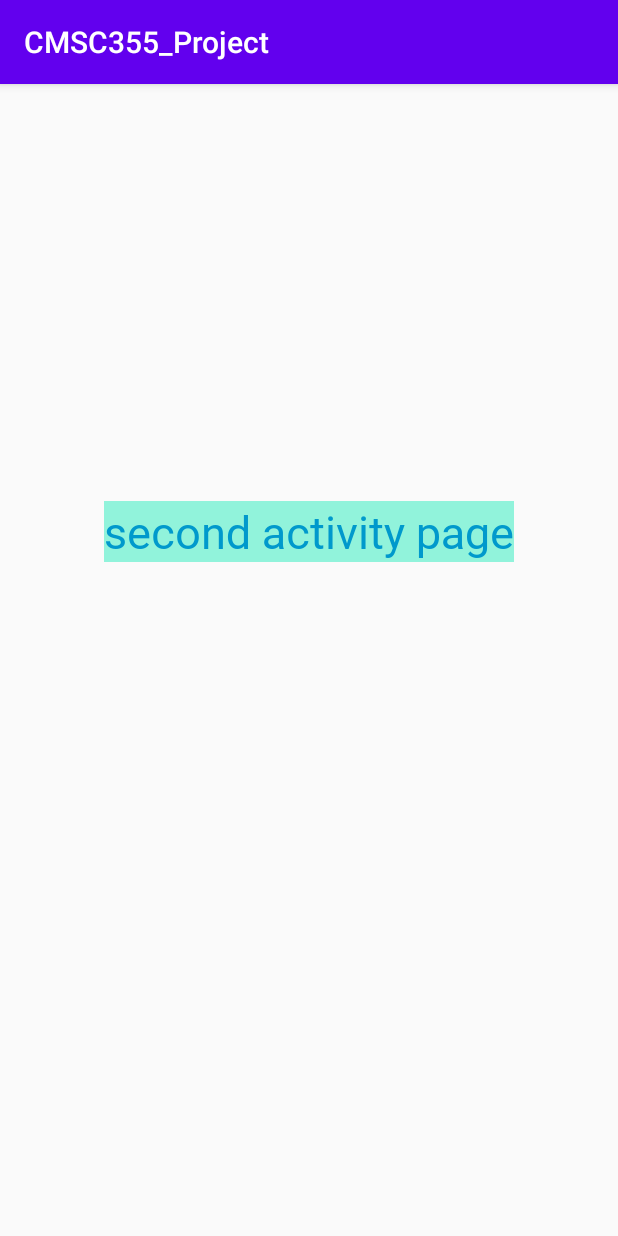
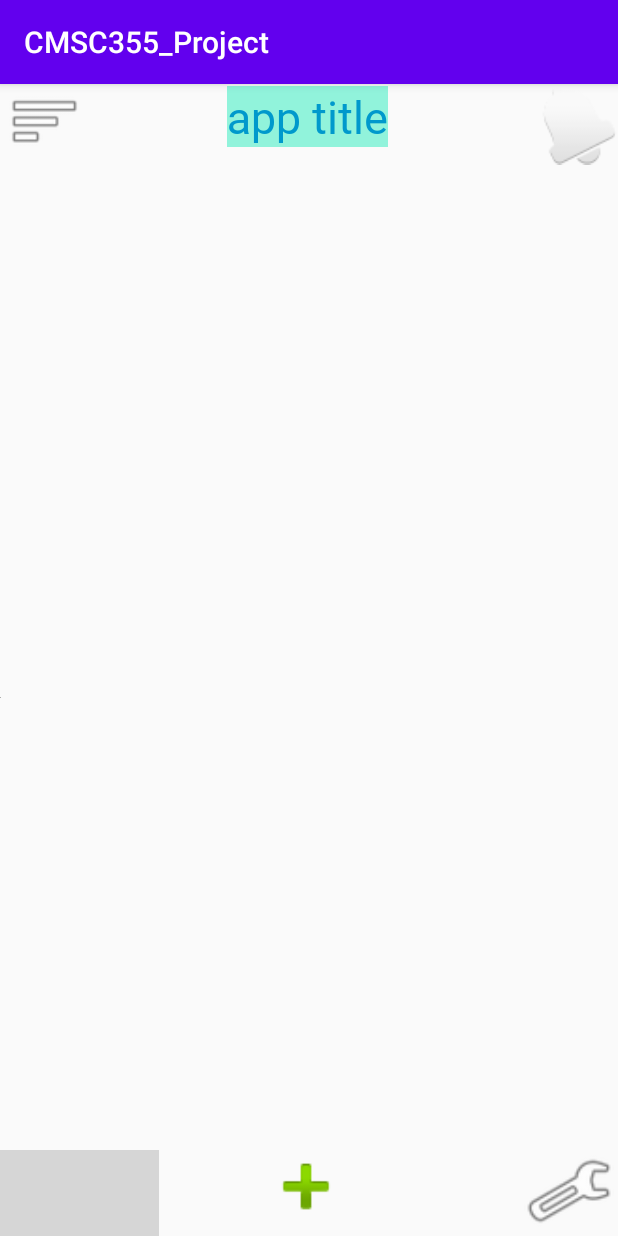
Before and after one commit to dylankirkland/CMSC-355-WorkOutApp, an Android app: the MainActivity2 screen opened directly, with no data from a screen before it, on a phone screen of 412 x 824 dp. Run offline under Robolectric (Android 15) with nearby library versions, the phone set to English and light mode, and no system bars; grey boxes are pictures that could not be loaded.

Commit message:
added image icons to home page, rough layout

```diff
--- a/CMSC355_Project/app/src/main/res/layout/activity_main2.xml
+++ b/CMSC355_Project/app/src/main/res/layout/activity_main2.xml
@@ -7,6 +7,7 @@
     tools:context=".MainActivity">
 
     //second activity page textbox
+
     <TextView
         android:id="@+id/textView"
         android:layout_width="wrap_content"
@@ -17,10 +18,61 @@
         android:textColor="@android:color/holo_blue_dark"
         android:textSize="30sp"
         app:layout_constraintBottom_toBottomOf="parent"
-        app:layout_constraintHorizontal_bias="0.498"
+        app:layout_constraintHorizontal_bias="0.496"
         app:layout_constraintLeft_toLeftOf="parent"
         app:layout_constraintRight_toRightOf="parent"
         app:layout_constraintTop_toTopOf="parent"
-        app:layout_constraintVertical_bias="0.382" />
+        app:layout_constraintVertical_bias="0.002" />
+
+    <ImageView
+        android:id="@+id/imageView"
+        android:layout_width="56dp"
+        android:layout_height="66dp"
+        android:layout_marginStart="176dp"
+        android:layout_marginLeft="176dp"
+        app:layout_constraintBottom_toBottomOf="parent"
+        app:layout_constraintStart_toStartOf="parent"
+        app:srcCompat="@android:drawable/ic_input_add" />
+
+    <ImageView
+        android:id="@+id/imageView3"
+        android:layout_width="65dp"
+        android:layout_height="60dp"
+        app:layout_constraintBottom_toBottomOf="parent"
+        app:layout_constraintEnd_toEndOf="parent"
+        app:srcCompat="@android:drawable/ic_menu_preferences" />
+
+    <ImageView
+        android:id="@+id/imageView4"
+        android:layout_width="59dp"
+        android:layout_height="49dp"
+        app:layout_constraintStart_toStartOf="parent"
+        app:layout_constraintTop_toTopOf="parent"
+        app:srcCompat="@android:drawable/ic_menu_sort_by_size" />
+
+    <ImageView
+        android:id="@+id/imageView5"
+        android:layout_width="wrap_content"
+        android:layout_height="wrap_content"
+        app:layout_constraintBottom_toBottomOf="parent"
+        app:layout_constraintStart_toStartOf="parent"
+        app:layout_constraintTop_toBottomOf="@+id/imageView4"
+        app:srcCompat="?android:attr/scrollbarThumbVertical" />
+
+    <ImageView
+        android:id="@+id/imageView6"
+        android:layout_width="51dp"
+        android:layout_height="56dp"
+        app:layout_constraintEnd_toEndOf="parent"
+        app:layout_constraintTop_toTopOf="parent"
+        app:srcCompat="@android:drawable/ic_popup_reminder" />
+
+    <ImageView
+        android:id="@+id/imageView7"
+        android:layout_width="106dp"
+        android:layout_height="57dp"
+        app:layout_constraintBottom_toBottomOf="parent"
+        app:layout_constraintStart_toStartOf="parent"
+        app:srcCompat="@drawable/homescreen" />
 
 </androidx.constraintlayout.widget.ConstraintLayout>
--- a/CMSC355_Project/app/src/main/res/values/strings.xml
+++ b/CMSC355_Project/app/src/main/res/values/strings.xml
@@ -2,5 +2,5 @@
     <string name="app_name">CMSC355_Project</string>
     <string name="next">next</string>
     <string name="welcome_to_n_SimplyLift">Welcome to \n SimplyLift</string>
-    <string name="second_activity_page">second activity page</string>
+    <string name="second_activity_page">app title</string>
 </resources>
```
